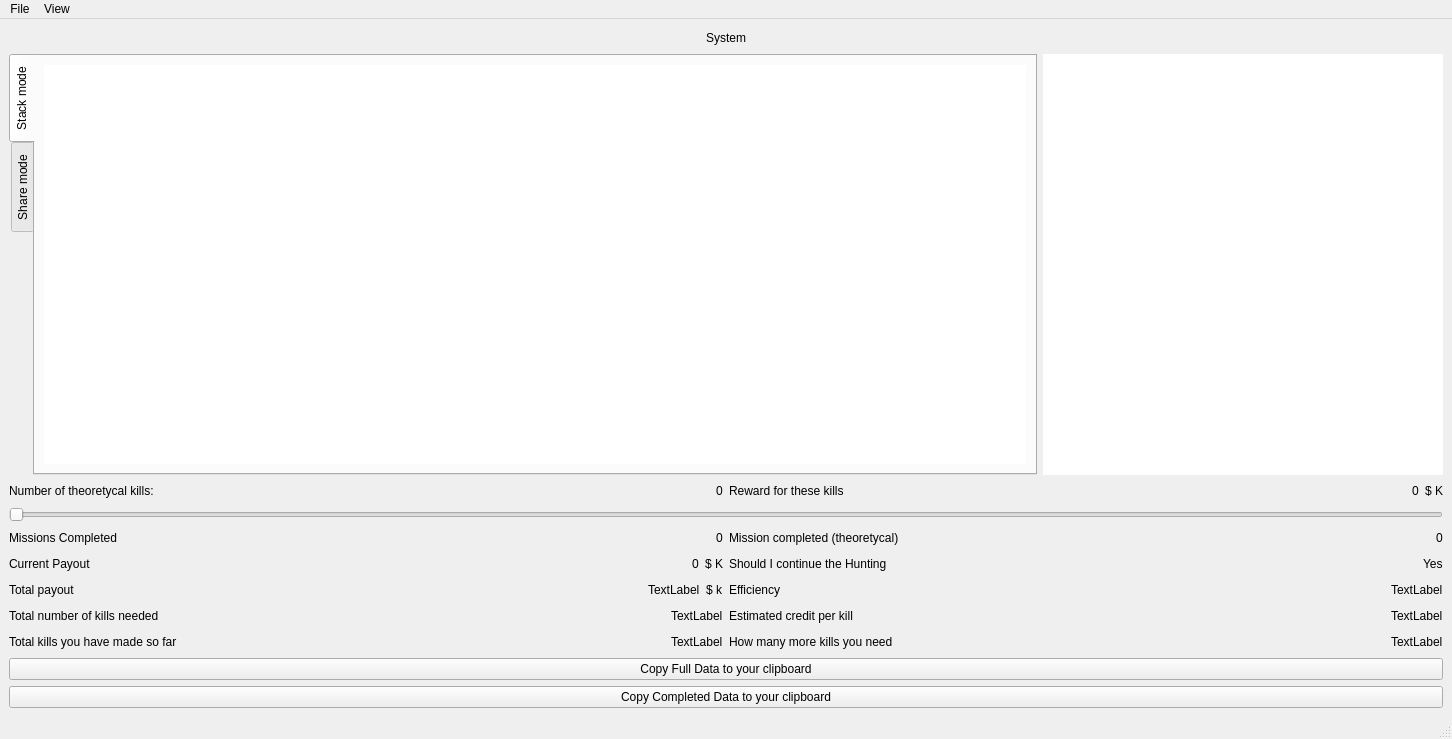
This is SRC/mainwindow.ui in aklakina/EliteMoney as Qt 5 draws it before an edit. The edited form follows.
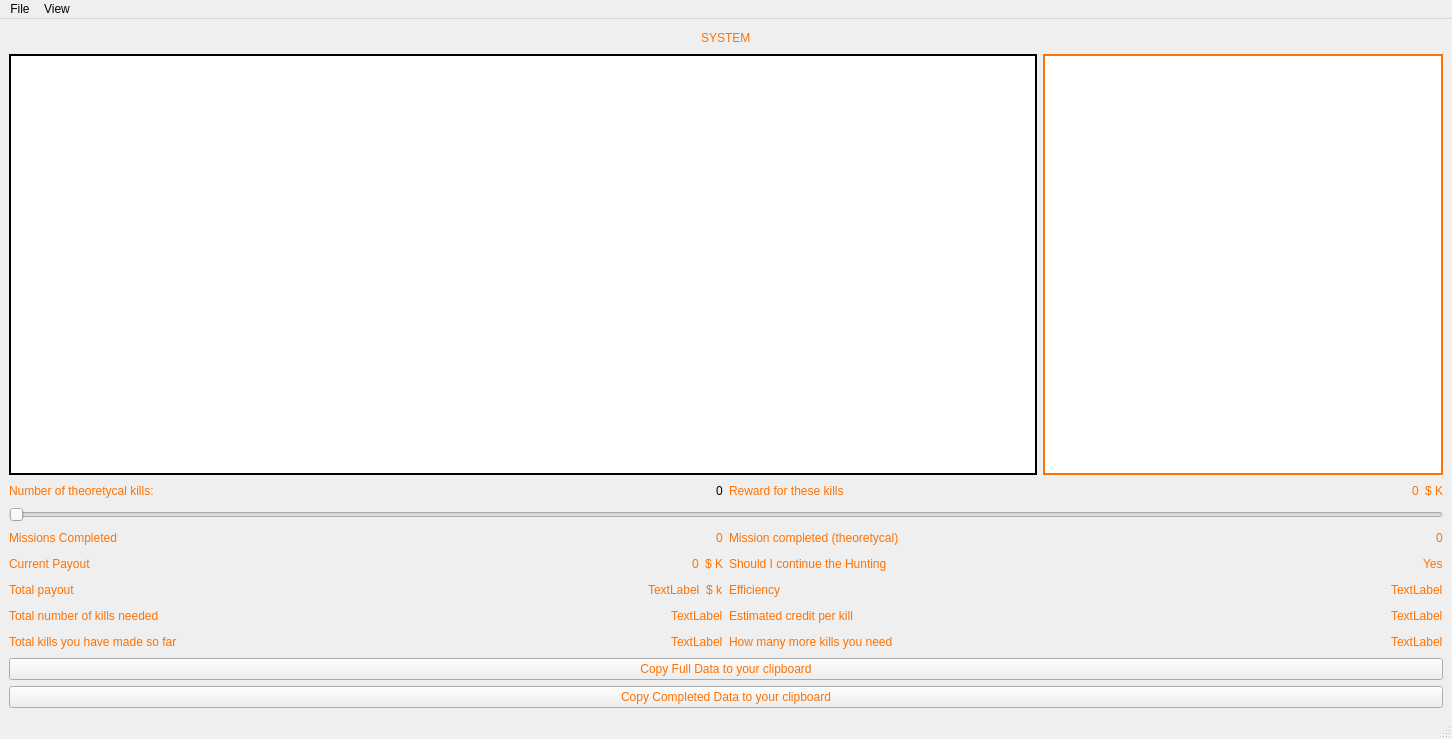
This is the edited form.

Patch:
```diff
--- a/SRC/mainwindow.ui
+++ b/SRC/mainwindow.ui
@@ -11,7 +11,10 @@
    </rect>
   </property>
   <property name="windowTitle">
-   <string>MainWindow</string>
+   <string>Elite Money</string>
+  </property>
+  <property name="styleSheet">
+   <string notr="true"/>
   </property>
   <widget class="QWidget" name="centralwidget">
    <layout class="QVBoxLayout" name="verticalLayout">
@@ -32,8 +35,14 @@
       </item>
       <item>
        <widget class="QLabel" name="systemName">
+        <property name="styleSheet">
+         <string notr="true">color: rgb(255, 113, 0);</string>
+        </property>
         <property name="text">
-         <string>System</string>
+         <string>SYSTEM</string>
+        </property>
+        <property name="textFormat">
+         <enum>Qt::AutoText</enum>
         </property>
        </widget>
       </item>
@@ -55,78 +64,54 @@
     <item>
      <layout class="QHBoxLayout" name="horizontalLayout_5">
       <item>
-       <widget class="QTabWidget" name="tabWidget">
-        <property name="enabled">
-         <bool>true</bool>
+       <widget class="QTableWidget" name="tableWidget">
+        <property name="font">
+         <font>
+          <pointsize>8</pointsize>
+         </font>
         </property>
-        <property name="autoFillBackground">
+        <property name="styleSheet">
+         <string notr="true">color: rgb(255, 113, 0);
+border-color: rgb(255, 113, 0);
+background-color: transparent;
+QTableCornerButton::section { background-color:transparent; };
+QHeaderView::section {color:(255, 113, 0);background-color: transparent;};</string>
+        </property>
+        <property name="frameShape">
+         <enum>QFrame::WinPanel</enum>
+        </property>
+        <property name="frameShadow">
+         <enum>QFrame::Plain</enum>
+        </property>
+        <property name="lineWidth">
+         <number>2</number>
+        </property>
+        <property name="showGrid">
          <bool>false</bool>
         </property>
-        <property name="tabPosition">
-         <enum>QTabWidget::West</enum>
+        <property name="gridStyle">
+         <enum>Qt::NoPen</enum>
         </property>
-        <property name="currentIndex">
-         <number>0</number>
+        <property name="cornerButtonEnabled">
+         <bool>false</bool>
         </property>
-        <widget class="QWidget" name="tab_3">
-         <attribute name="title">
-          <string>Stack mode</string>
-         </attribute>
-         <attribute name="toolTip">
-          <string>Here you can have a brief overview about the summed mission data for each faction</string>
-         </attribute>
-         <layout class="QVBoxLayout" name="verticalLayout_13">
-          <item>
-           <widget class="QTableWidget" name="tableWidget">
-            <property name="font">
-             <font>
-              <pointsize>8</pointsize>
-             </font>
-            </property>
-            <property name="frameShape">
-             <enum>QFrame::NoFrame</enum>
-            </property>
-            <property name="frameShadow">
-             <enum>QFrame::Plain</enum>
-            </property>
-            <property name="showGrid">
-             <bool>false</bool>
-            </property>
-            <property name="gridStyle">
-             <enum>Qt::NoPen</enum>
-            </property>
-            <property name="cornerButtonEnabled">
-             <bool>false</bool>
-            </property>
-            <property name="columnCount">
-             <number>0</number>
-            </property>
-            <attribute name="verticalHeaderVisible">
-             <bool>false</bool>
-            </attribute>
-           </widget>
-          </item>
-         </layout>
-        </widget>
-        <widget class="QWidget" name="tab">
-         <attribute name="title">
-          <string>Share mode</string>
-         </attribute>
-         <attribute name="toolTip">
-          <string>Here you can see each completed mission in their right place in the system hierarchy.</string>
-         </attribute>
-         <layout class="QVBoxLayout" name="verticalLayout_11">
-          <item>
-           <widget class="QTreeWidget" name="treeWidget">
-            <column>
-             <property name="text">
-              <string notr="true">1</string>
-             </property>
-            </column>
-           </widget>
-          </item>
-         </layout>
-        </widget>
+        <property name="columnCount">
+         <number>2</number>
+        </property>
+        <attribute name="horizontalHeaderVisible">
+         <bool>false</bool>
+        </attribute>
+        <attribute name="horizontalHeaderHighlightSections">
+         <bool>false</bool>
+        </attribute>
+        <attribute name="horizontalHeaderShowSortIndicator" stdset="0">
+         <bool>false</bool>
+        </attribute>
+        <attribute name="verticalHeaderVisible">
+         <bool>false</bool>
+        </attribute>
+        <column/>
+        <column/>
        </widget>
       </item>
       <item>
@@ -143,14 +128,17 @@
           <height>16777215</height>
          </size>
         </property>
+        <property name="styleSheet">
+         <string notr="true">color: rgb(255, 113, 0);</string>
+        </property>
         <property name="frameShape">
-         <enum>QFrame::NoFrame</enum>
+         <enum>QFrame::WinPanel</enum>
         </property>
         <property name="frameShadow">
          <enum>QFrame::Plain</enum>
         </property>
         <property name="lineWidth">
-         <number>0</number>
+         <number>2</number>
         </property>
         <property name="animated">
          <bool>true</bool>
@@ -176,6 +164,9 @@
        <layout class="QHBoxLayout" name="horizontalLayout_6">
         <item>
          <widget class="QLabel" name="label_6">
+          <property name="styleSheet">
+           <string notr="true">color: rgb(255, 113, 0);</string>
+          </property>
           <property name="text">
            <string>Number of theoretycal kills:</string>
           </property>
@@ -207,6 +198,9 @@
        <layout class="QHBoxLayout" name="horizontalLayout_8">
         <item>
          <widget class="QLabel" name="label_7">
+          <property name="styleSheet">
+           <string notr="true">color: rgb(255, 113, 0);</string>
+          </property>
           <property name="text">
            <string>Reward for these kills</string>
           </property>
@@ -227,6 +221,9 @@
         </item>
         <item>
          <widget class="QLabel" name="Reward">
+          <property name="styleSheet">
+           <string notr="true">color: rgb(255, 113, 0);</string>
+          </property>
           <property name="text">
            <string>0</string>
           </property>
@@ -234,6 +231,9 @@
         </item>
         <item>
          <widget class="QLabel" name="label_13">
+          <property name="styleSheet">
+           <string notr="true">color: rgb(255, 113, 0);</string>
+          </property>
           <property name="text">
            <string>$ K</string>
           </property>
@@ -263,6 +263,9 @@
            <layout class="QHBoxLayout" name="horizontalLayout_15">
             <item>
              <widget class="QLabel" name="label_16">
+              <property name="styleSheet">
+               <string notr="true">color: rgb(255, 113, 0);</string>
+              </property>
               <property name="text">
                <string>Missions Completed</string>
               </property>
@@ -283,6 +286,9 @@
             </item>
             <item>
              <widget class="QLabel" name="Missions_completed">
+              <property name="styleSheet">
+               <string notr="true">color: rgb(255, 113, 0);</string>
+              </property>
               <property name="text">
                <string>0</string>
               </property>
@@ -294,6 +300,9 @@
            <layout class="QHBoxLayout" name="horizontalLayout_16">
             <item>
              <widget class="QLabel" name="label_17">
+              <property name="styleSheet">
+               <string notr="true">color: rgb(255, 113, 0);</string>
+              </property>
               <property name="text">
                <string>Current Payout</string>
               </property>
@@ -314,6 +323,9 @@
             </item>
             <item>
              <widget class="QLabel" name="Curr_payout">
+              <property name="styleSheet">
+               <string notr="true">color: rgb(255, 113, 0);</string>
+              </property>
               <property name="text">
                <string>0</string>
               </property>
@@ -321,6 +333,9 @@
             </item>
             <item>
              <widget class="QLabel" name="label_19">
+              <property name="styleSheet">
+               <string notr="true">color: rgb(255, 113, 0);</string>
+              </property>
               <property name="text">
                <string>$ K</string>
               </property>
@@ -332,6 +347,9 @@
            <layout class="QHBoxLayout" name="horizontalLayout_2">
             <item>
              <widget class="QLabel" name="label_2">
+              <property name="styleSheet">
+               <string notr="true">color: rgb(255, 113, 0);</string>
+              </property>
               <property name="text">
                <string>Total payout</string>
               </property>
@@ -352,6 +370,9 @@
             </item>
             <item>
              <widget class="QLabel" name="label_8">
+              <property name="styleSheet">
+               <string notr="true">color: rgb(255, 113, 0);</string>
+              </property>
               <property name="text">
                <string>TextLabel</string>
               </property>
@@ -359,6 +380,9 @@
             </item>
             <item>
              <widget class="QLabel" name="label_3">
+              <property name="styleSheet">
+               <string notr="true">color: rgb(255, 113, 0);</string>
+              </property>
               <property name="text">
                <string>$ k</string>
               </property>
@@ -370,6 +394,9 @@
            <layout class="QHBoxLayout" name="horizontalLayout_3">
             <item>
              <widget class="QLabel" name="label_4">
+              <property name="styleSheet">
+               <string notr="true">color: rgb(255, 113, 0);</string>
+              </property>
               <property name="text">
                <string>Total number of kills needed</string>
               </property>
@@ -390,6 +417,9 @@
             </item>
             <item>
              <widget class="QLabel" name="label_9">
+              <property name="styleSheet">
+               <string notr="true">color: rgb(255, 113, 0);</string>
+              </property>
               <property name="text">
                <string>TextLabel</string>
               </property>
@@ -405,6 +435,9 @@
            <layout class="QHBoxLayout" name="horizontalLayout_7">
             <item>
              <widget class="QLabel" name="label_15">
+              <property name="styleSheet">
+               <string notr="true">color: rgb(255, 113, 0);</string>
+              </property>
               <property name="text">
                <string>Mission completed (theoretycal)</string>
               </property>
@@ -425,6 +458,9 @@
             </item>
             <item>
              <widget class="QLabel" name="max_theoretycal">
+              <property name="styleSheet">
+               <string notr="true">color: rgb(255, 113, 0);</string>
+              </property>
               <property name="text">
                <string>0</string>
               </property>
@@ -436,6 +472,9 @@
            <layout class="QHBoxLayout" name="horizontalLayout_17">
             <item>
              <widget class="QLabel" name="label_18">
+              <property name="styleSheet">
+               <string notr="true">color: rgb(255, 113, 0);</string>
+              </property>
               <property name="text">
                <string>Should I continue the Hunting</string>
               </property>
@@ -456,6 +495,9 @@
             </item>
             <item>
              <widget class="QLabel" name="label_20">
+              <property name="styleSheet">
+               <string notr="true">color: rgb(255, 113, 0);</string>
+              </property>
               <property name="text">
                <string>Yes</string>
               </property>
@@ -467,6 +509,9 @@
            <layout class="QHBoxLayout" name="horizontalLayout">
             <item>
              <widget class="QLabel" name="label">
+              <property name="styleSheet">
+               <string notr="true">color: rgb(255, 113, 0);</string>
+              </property>
               <property name="text">
                <string>Efficiency</string>
               </property>
@@ -487,6 +532,9 @@
             </item>
             <item>
              <widget class="QLabel" name="label_10">
+              <property name="styleSheet">
+               <string notr="true">color: rgb(255, 113, 0);</string>
+              </property>
               <property name="text">
                <string>TextLabel</string>
               </property>
@@ -498,6 +546,9 @@
            <layout class="QHBoxLayout" name="horizontalLayout_4">
             <item>
              <widget class="QLabel" name="label_5">
+              <property name="styleSheet">
+               <string notr="true">color: rgb(255, 113, 0);</string>
+              </property>
               <property name="text">
                <string>Estimated credit per kill</string>
               </property>
@@ -518,6 +569,9 @@
             </item>
             <item>
              <widget class="QLabel" name="label_11">
+              <property name="styleSheet">
+               <string notr="true">color: rgb(255, 113, 0);</string>
+              </property>
               <property name="text">
                <string>TextLabel</string>
               </property>
@@ -535,6 +589,9 @@
          <layout class="QHBoxLayout" name="horizontalLayout_11">
           <item>
            <widget class="QLabel" name="label_12">
+            <property name="styleSheet">
+             <string notr="true">color: rgb(255, 113, 0);</string>
+            </property>
             <property name="text">
              <string>Total kills you have made so far</string>
             </property>
@@ -555,6 +612,9 @@
           </item>
           <item>
            <widget class="QLabel" name="kills_made">
+            <property name="styleSheet">
+             <string notr="true">color: rgb(255, 113, 0);</string>
+            </property>
             <property name="text">
              <string>TextLabel</string>
             </property>
@@ -566,6 +626,9 @@
          <layout class="QHBoxLayout" name="horizontalLayout_12">
           <item>
            <widget class="QLabel" name="label_14">
+            <property name="styleSheet">
+             <string notr="true">color: rgb(255, 113, 0);</string>
+            </property>
             <property name="text">
              <string>How many more kills you need</string>
             </property>
@@ -586,6 +649,9 @@
           </item>
           <item>
            <widget class="QLabel" name="kills_left">
+            <property name="styleSheet">
+             <string notr="true">color: rgb(255, 113, 0);</string>
+            </property>
             <property name="text">
              <string>TextLabel</string>
             </property>
@@ -599,6 +665,9 @@
     </item>
     <item>
      <widget class="QPushButton" name="pushButton">
+      <property name="styleSheet">
+       <string notr="true">color: rgb(255, 113, 0);</string>
+      </property>
       <property name="text">
        <string>Copy Full Data to your clipboard</string>
       </property>
@@ -606,6 +675,9 @@
     </item>
     <item>
      <widget class="QPushButton" name="Copy_data">
+      <property name="styleSheet">
+       <string notr="true">color: rgb(255, 113, 0);</string>
+      </property>
       <property name="text">
        <string>Copy Completed Data to your clipboard</string>
       </property>
```
Left out of the diff: 8 changed lines with no effect on the pictures.
